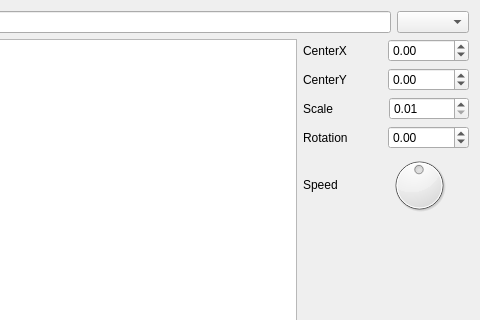
Qt form fluss/apps/organizer/edit_crop_picture.ui (cmpute/Fluss) before a commit; both pictures show x 204 to 684 and y 0 to 320 of the 684 by 549 pixel window.
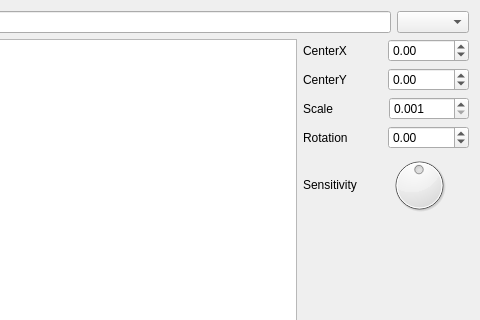
The same form after that commit. Custom widgets are drawn as their Qt base class.

Patch:
```diff
--- a/fluss/apps/organizer/edit_crop_picture.ui
+++ b/fluss/apps/organizer/edit_crop_picture.ui
@@ -117,8 +117,11 @@
          </item>
          <item>
           <widget class="QDoubleSpinBox" name="sbox_scale">
+           <property name="decimals">
+            <number>3</number>
+           </property>
            <property name="minimum">
-            <double>0.010000000000000</double>
+            <double>0.001000000000000</double>
            </property>
            <property name="maximum">
             <double>10.000000000000000</double>
@@ -162,7 +165,7 @@
          <item>
           <widget class="QLabel" name="label_6">
            <property name="text">
-            <string>Speed</string>
+            <string>Sensitivity</string>
            </property>
           </widget>
          </item>
```
Left out of the diff: 7 changed lines with no effect on the pictures.
